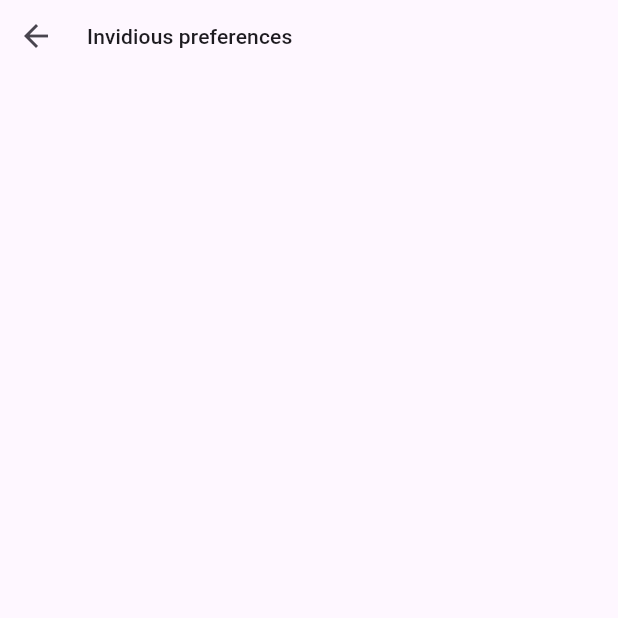
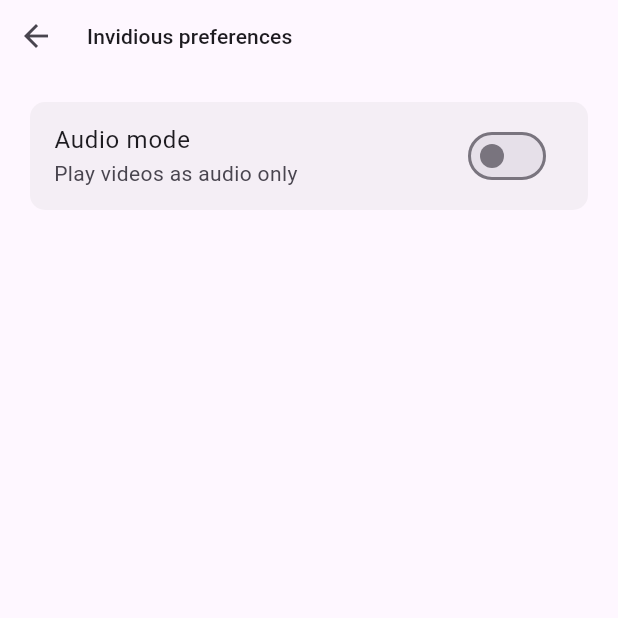
Before and after one commit to XxA7med66xX/forwardious, a Flutter app: the SettingsScreen screen opened by its route, after a tap on "Invidious preferences", on a phone screen of 412 x 824 dp, the top half of it. Run offline on Flutter 3.47's test engine with Material 3 defaults, Android fonts, the phone set to English and light mode, and no system bars; our stand-ins replace flutter_bloc, shared_preferences; missing offline and left inert: chrome_extension; accounts and stored records are empty; generated files the repository leaves out were written again; network calls fail.

Commit message:
Add an audio-only mode option
Add an audio-only mode option to the Invidious preferences screen
When this option is enabled, all videos will be played as audio-only
even when the invidious instance is changed, your settings will be saved.

```diff
--- /dev/null
+++ b/lib/backend/chrome_api/cookies/cookies.dart
@@ -0,0 +1,11 @@
+import 'package:chrome_extension/cookies.dart';
+
+///This class is responsable for all the
+///processes of chrome cookies.
+class ChromeCookies {
+  ///As its name suggests, it overrides the existing
+  ///Chrome cookies with new values.
+  static override(String name, String url, String value) {
+    chrome.cookies.set(SetDetails(url: url, name: name, value: value));
+  }
+}
--- /dev/null
+++ b/lib/backend/invidious/preferences.dart
@@ -0,0 +1,21 @@
+import 'package:shared_preferences/shared_preferences.dart';
+
+///This class represents the Invidious preferences
+///It has a function that returns a map that will
+///be encoded to JSON and then URL-encoded.
+///https://docs.invidious.io/preferences/
+
+class InvidiousPreferences {
+
+  final SharedPreferences prefs;
+
+  InvidiousPreferences({required this.prefs});
+
+  static Map<String, dynamic> preferences(SharedPreferences prefs) {
+    Map<String, dynamic> config = {
+      "listen": prefs.getBool('audioMode') ?? false,
+    };
+    return config;
+  }
+
+}
--- a/lib/frontend/modules/switch_tile.dart
+++ b/lib/frontend/modules/switch_tile.dart
@@ -1,23 +1,38 @@
 import 'package:flutter/material.dart';
 
 class SwitchTile extends StatelessWidget {
+
   const SwitchTile({
     super.key,
     required this.title,
     required this.subtitle,
     required this.value,
     required this.onChanged,
+    this.margin = const EdgeInsets.symmetric(horizontal: 20, vertical: 20),
+  });
+
+  ///The [SwitchTile.sub] is the same as [SwitchTile]
+  ///but with a different margin, representing that
+  ///this option is subordinate to the main option.
+  const SwitchTile.sub({
+    super.key,
+    required this.title,
+    required this.subtitle,
+    required this.value,
+    required this.onChanged,
+    this.margin = const EdgeInsets.only(bottom: 20,left: 20,right: 20),
   });
 
   final String title;
   final String subtitle;
   final bool value;
   final Function(bool)? onChanged;
+  final EdgeInsetsGeometry? margin;
 
   @override
   Widget build(BuildContext context) {
     return Container(
-      margin: const EdgeInsets.symmetric(horizontal: 20, vertical: 20),
+      margin: margin,
       decoration: BoxDecoration(
         borderRadius: BorderRadius.circular(10),
       ),
--- /dev/null
+++ b/lib/frontend/screens/settings/sections/general/invidious_preferences/options/audio_mode.dart
@@ -0,0 +1,31 @@
+import 'package:flutter/material.dart';
+import 'package:flutter_bloc/flutter_bloc.dart';
+import 'package:forwardious/backend/bloc/cubit/invidious/prefrences/audio_mode_cubit.dart';
+import 'package:forwardious/frontend/modules/switch_tile.dart';
+import 'package:forwardious/i18n/strings.g.dart';
+
+class AudioMode extends StatelessWidget {
+  const AudioMode({
+    super.key,
+  });
+
+  @override
+  Widget build(BuildContext context) {
+    return BlocBuilder<AudioModeCubit, bool>(
+      builder: (context, state) {
+        return SwitchTile(
+          title: context.t.settingsScreen.invidiousPreferences.audioMode,
+          subtitle: context.t.settingsScreen.invidiousPreferences.audioModeSubtitle,
+          value: context.watch<AudioModeCubit>().isAudioMode,
+          onChanged: (value) {
+            if (value) {
+              context.read<AudioModeCubit>().enable();
+            } else {
+              context.read<AudioModeCubit>().disable();
+            }
+          },
+        );
+      },
+    );
+  }
+}
--- a/lib/frontend/screens/settings/sections/general/invidious_preferences/preferences_screen.dart
+++ b/lib/frontend/screens/settings/sections/general/invidious_preferences/preferences_screen.dart
@@ -1,5 +1,6 @@
 import 'package:flutter/material.dart';
 import 'package:forwardious/frontend/modules/custom_flat_button.dart';
+import 'package:forwardious/frontend/screens/settings/sections/general/invidious_preferences/options/audio_mode.dart';
 import 'package:forwardious/i18n/strings.g.dart';
 
 class InvidiousPreferencesScreen extends StatelessWidget {
@@ -11,6 +12,7 @@ class InvidiousPreferencesScreen extends StatelessWidget {
       body: Column(
         children: [
           CustomAppbar(),
+          AudioMode(),
         ],
       ),
     );
--- a/lib/i18n/strings.i18n.json
+++ b/lib/i18n/strings.i18n.json
@@ -30,7 +30,9 @@
     "updateTab": "Update",
     "removeTab": "Delete",
     "invidiousPreferences": {
-      "invidiousPreferences": "Invidious preferences"
+      "invidiousPreferences": "Invidious preferences",
+      "audioMode": "Audio mode",
+      "audioModeSubtitle": "Play videos as audio only"
     }
   },
   "errors": {
--- a/lib/i18n/strings_ar.i18n.json
+++ b/lib/i18n/strings_ar.i18n.json
@@ -30,7 +30,9 @@
     "updateTab": "إنعاش",
     "removeTab": "حذف",
     "invidiousPreferences": {
-      "invidiousPreferences": "تفضيلات إنفيديوس"
+      "invidiousPreferences": "تفضيلات إنفيديوس",
+      "audioMode": "وضع الصوت",
+      "audioModeSubtitle": "تشغيل الفيديوهات كصوت فقط"
     }
   },
   "errors": {
--- a/lib/main.dart
+++ b/lib/main.dart
@@ -1,6 +1,7 @@
 import 'package:flutter/material.dart';
 import 'package:flutter_bloc/flutter_bloc.dart';
 import 'package:forwardious/backend/bloc/cubit/chrome_settings/tab_behaviour_cubit.dart';
+import 'package:forwardious/backend/bloc/cubit/invidious/prefrences/audio_mode_cubit.dart';
 import 'package:forwardious/backend/bloc/cubit/language_cubit.dart';
 import 'package:forwardious/backend/bloc/cubit/theme_cubit.dart';
 import 'package:forwardious/backend/bloc/cubit/radio_button_cubit.dart';
@@ -39,6 +40,7 @@ class MainApp extends StatelessWidget {
         BlocProvider(create: (context) => ThemeCubit(prefs)),
         BlocProvider(create: (context) => LanguageCubit(prefs)),
         BlocProvider(create: (context) => TabRefreshCubit(prefs)),
+        BlocProvider(create: (context) => AudioModeCubit(prefs)),
       ],
       child: BlocBuilder<ThemeCubit, bool>(
         builder: (context, state) {
```
Also changed, not shown: lib/backend/bloc/cubit/invidious/prefrences/audio_mode_cubit.dart (added, +45 -0 lines), lib/frontend/modules/expanstion_panel_list.dart (+14 -1 lines), lib/i18n/strings.g.dart, 1 other file.
